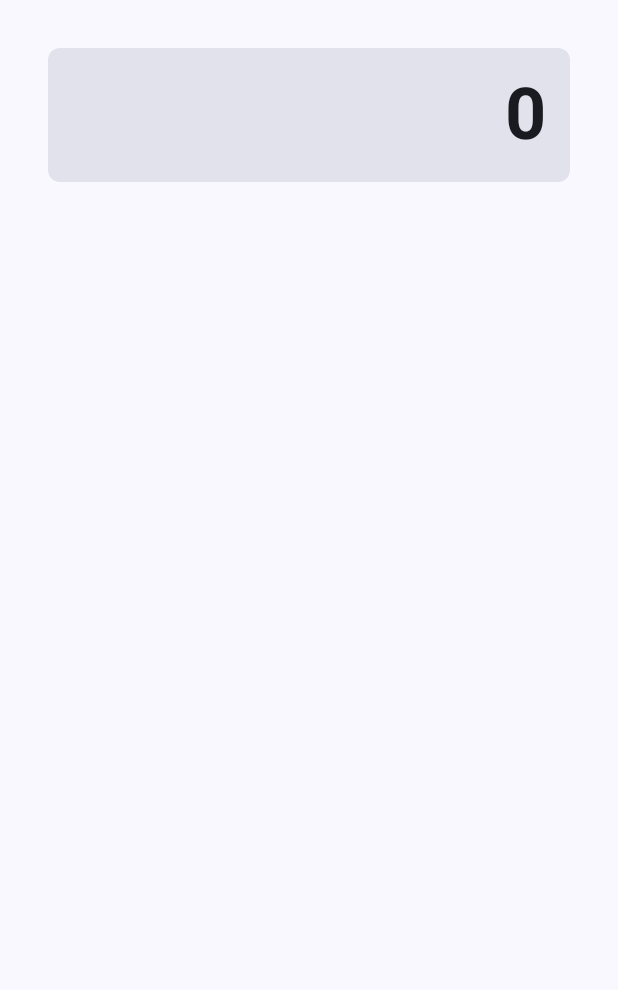
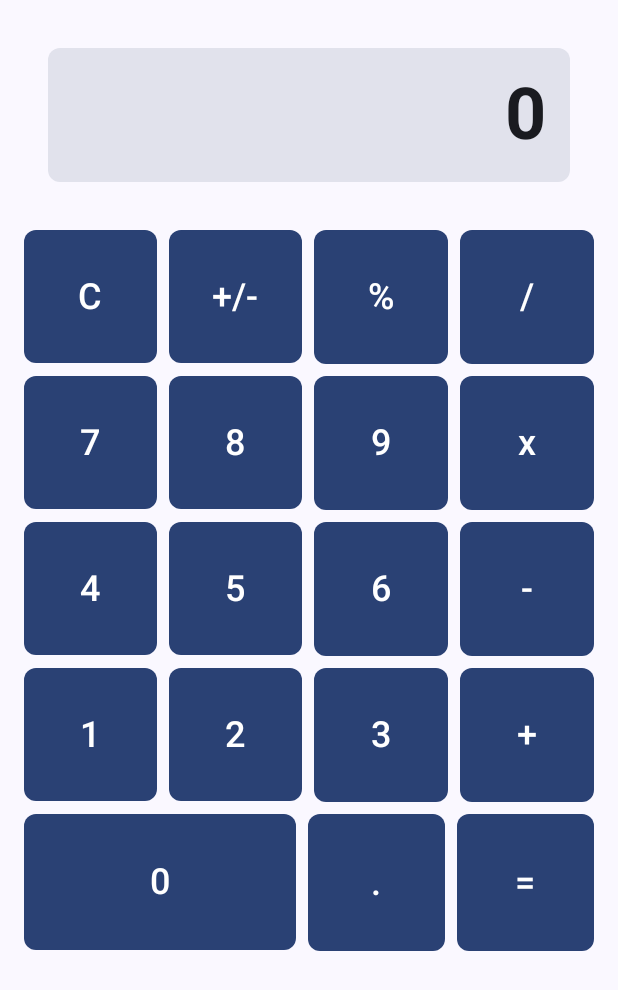
Before and after one commit to rahulbodh/CalculatorApp, an Android app built with Jetpack Compose: the screen it shows after launch (MainActivity), on a phone screen of 412 x 824 dp. Shown: the top 990 px of the screen. Run offline under Robolectric (Android 15) with nearby library versions, the phone set to English and light mode, and no system bars.

Commit message:
calculator ui

```diff
--- a/app/src/main/java/com/example/calculatorapp/MainActivity.kt
+++ b/app/src/main/java/com/example/calculatorapp/MainActivity.kt
@@ -5,16 +5,26 @@ import androidx.activity.ComponentActivity
 import androidx.activity.compose.setContent
 import androidx.activity.enableEdgeToEdge
 import androidx.compose.foundation.background
+import androidx.compose.foundation.layout.Arrangement
 import androidx.compose.foundation.layout.Column
+import androidx.compose.foundation.layout.Row
+import androidx.compose.foundation.layout.Spacer
+import androidx.compose.foundation.layout.aspectRatio
 import androidx.compose.foundation.layout.fillMaxSize
 import androidx.compose.foundation.layout.fillMaxWidth
+import androidx.compose.foundation.layout.height
 import androidx.compose.foundation.layout.padding
 import androidx.compose.foundation.shape.RoundedCornerShape
+import androidx.compose.material3.Button
 import androidx.compose.material3.MaterialTheme
 import androidx.compose.material3.Scaffold
 import androidx.compose.material3.Surface
 import androidx.compose.material3.Text
 import androidx.compose.runtime.Composable
+import androidx.compose.runtime.getValue
+import androidx.compose.runtime.mutableStateOf
+import androidx.compose.runtime.remember
+import androidx.compose.runtime.setValue
 import androidx.compose.ui.Modifier
 import androidx.compose.ui.text.font.FontWeight
 import androidx.compose.ui.text.style.TextAlign
@@ -42,6 +52,11 @@ class MainActivity : ComponentActivity() {
 
 @Composable
 fun Calculator() {
+    var display by remember { mutableStateOf("0") }
+    var operand by remember { mutableStateOf("") }
+    var operator by remember { mutableStateOf("") }
+    var isNewNumber by remember { mutableStateOf(true) }
+
     Column(
         modifier = Modifier
             .fillMaxSize()
@@ -65,6 +80,44 @@ fun Calculator() {
                 .padding(16.dp),
             textAlign = TextAlign.End
         )
+
+        Spacer(modifier = Modifier.height(16.dp))
+
+        val buttons = listOf(
+            listOf("C", "+/-", "%", "/"),
+            listOf("7", "8", "9", "x"),
+            listOf("4", "5", "6", "-"),
+            listOf("1", "2", "3", "+"),
+            listOf("0", ".", "=")
+        )
+
+        Column(
+            verticalArrangement = Arrangement.spacedBy(8.dp)
+        ){
+            buttons.forEach { row ->
+                Row(
+                    horizontalArrangement = Arrangement.spacedBy(8.dp),
+                    modifier = Modifier.fillMaxWidth()
+                ) {
+                    row.forEach { button ->
+                        val weight = if(button == "0") 2f else 1f
+                       Button(
+                           onClick = { },
+                           modifier = Modifier
+                               .weight(weight)
+                               .aspectRatio(if(button == "0") 2f else 1f),
+                           shape = RoundedCornerShape(8.dp)
+                       ) {
+                           Text(
+                               text = button,
+                               fontSize = 24.sp,
+                               fontWeight = FontWeight.Medium
+                           )
+                       }
+                    }
+                }
+            }
+        }
     }
 
 }
```
